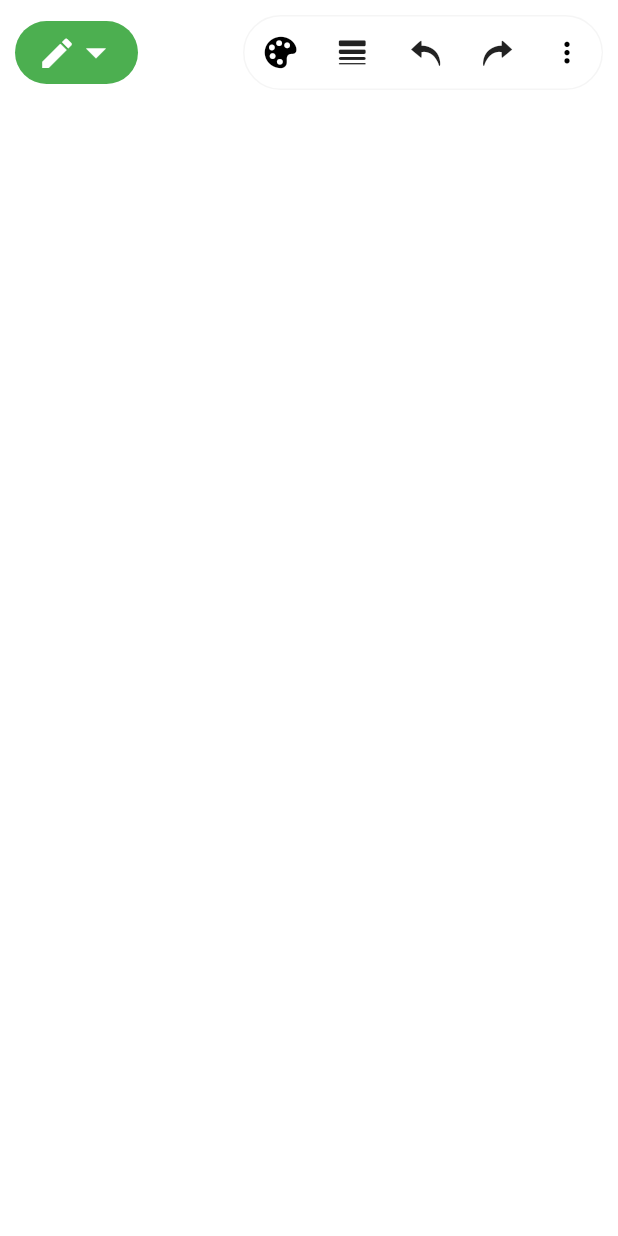
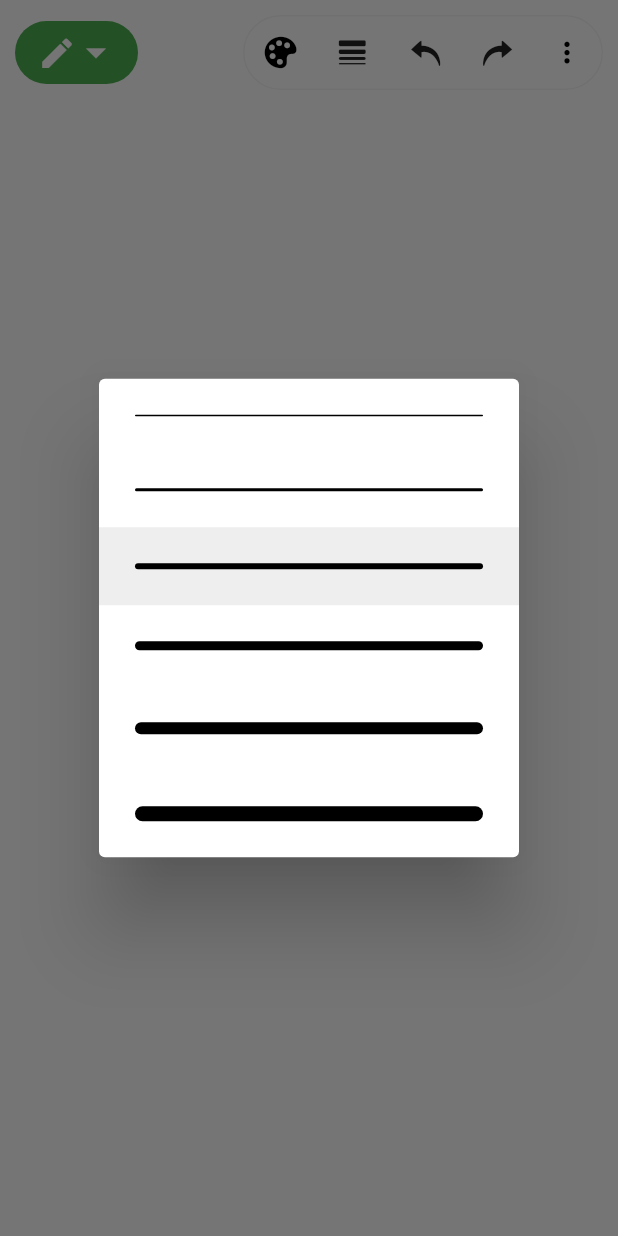
Before and after one commit to zhongxuqi/scratch_paper_flutter, a Flutter app: the screen it shows after launch, after a tap on an icon or button, on a phone screen of 412 x 824 dp. Run offline on Flutter 3.47's test engine with Material 2 defaults, Android fonts, the phone set to English and light mode, and no system bars; missing offline and left inert: flutter_material_color_picker.

Commit message:
add line weight picker

```diff
--- /dev/null
+++ b/lib/components/LineWeightPicker.dart
@@ -0,0 +1,46 @@
+import 'package:flutter/material.dart';
+
+class LineWeightPicker extends StatelessWidget {
+  final List<double> lineWeights;
+  final Color selectedColor;
+  final double lineWeight;
+  final ValueChanged<double> onValue;
+
+  LineWeightPicker({Key key, @required this.selectedColor, @required this.lineWeight, @required this.lineWeights, @required this.onValue}): super(key: key);
+
+  @override
+  Widget build(BuildContext context) {
+    return Container(
+      child: Column(
+        children: lineWeights.map((item) {
+          return Container(
+            color: item==lineWeight?Colors.grey[200]:Colors.transparent,
+            child: InkWell(
+              child: Row(
+                children: <Widget>[
+                  Expanded(
+                    flex: 1,
+                    child: Container(
+                      margin: EdgeInsets.all(24),
+                      padding: EdgeInsets.all(10),
+                      height: item,
+                      decoration: BoxDecoration(
+                        color: selectedColor,
+                        borderRadius: BorderRadius.all(Radius.circular(999)),
+                      ),
+                    ),
+                  ),
+                ],
+              ),
+              onTap: () {
+                if (onValue != null) {
+                  onValue(item);
+                }
+              },
+            ),
+          );
+        }).toList(),
+      ),
+    );
+  }
+}
--- a/lib/components/ScratchPaper.dart
+++ b/lib/components/ScratchPaper.dart
@@ -49,8 +49,9 @@ Color ScratchMode2Color(ScratchMode mode) {
 class ScratchPaper extends StatefulWidget {
   final ScratchMode scratchMode;
   final Color selectedColor;
+  final double selectedLineWeight;
 
-  ScratchPaper({Key key, @required this.scratchMode, @required this.selectedColor}): super(key: key);
+  ScratchPaper({Key key, @required this.scratchMode, @required this.selectedColor, @required this.selectedLineWeight}): super(key: key);
 
   @override
   _ScratchPaperState createState() => _ScratchPaperState();
@@ -60,7 +61,6 @@ class _ScratchPaperState extends State<ScratchPaper> {
   final LinkedList<Stroke> strokes = LinkedList<Stroke>();
   Point lastPoint;
   Stroke currStroke;
-  double width = 5;
   Point translate = Point(x: 0, y: 0);
   double scale = 1;
   double lastScale = 1;
@@ -74,8 +74,14 @@ class _ScratchPaperState extends State<ScratchPaper> {
           switch (widget.scratchMode) {
             case ScratchMode.eraser:
             case ScratchMode.edit:
-              currStroke = Stroke(points: LinkedList<Point>()
-                ..add(Point(x: -translate.x + details.localFocalPoint.dx / scale, y: -translate.y + details.localFocalPoint.dy / scale)), color: widget.selectedColor, width: width);
+              currStroke = Stroke(
+                points: LinkedList<Point>()..add(Point(
+                  x: -translate.x + details.localFocalPoint.dx / scale,
+                  y: -translate.y + details.localFocalPoint.dy / scale,
+                )),
+                color: widget.selectedColor,
+                lineWeight: widget.selectedLineWeight,
+              );
               break;
             case ScratchMode.move:
               lastPoint = Point(x: details.localFocalPoint.dx, y: details.localFocalPoint.dy);
@@ -141,9 +147,9 @@ class Point extends LinkedListEntry<Point> {
 class Stroke extends LinkedListEntry<Stroke> {
   final LinkedList<Point> points;
   final Color color;
-  final double width;
+  final double lineWeight;
 
-  Stroke({@required this.points, @required this.color, @required this.width});
+  Stroke({@required this.points, @required this.color, @required this.lineWeight});
 }
 
 class ScratchPainter extends CustomPainter {
@@ -169,7 +175,7 @@ class ScratchPainter extends CustomPainter {
       var path = Path()
         ..fillType = PathFillType.evenOdd;
       paint.color = stroke.color;
-      paint.strokeWidth = stroke.width.toDouble();
+      paint.strokeWidth = stroke.lineWeight.toDouble();
       for (var i=0;i<stroke.points.length;i++) {
         if (i == 0) {
           path.moveTo(stroke.points.elementAt(i).x, stroke.points.elementAt(i).y);
@@ -182,7 +188,7 @@ class ScratchPainter extends CustomPainter {
     if (currStroke != null) {
       var path = Path();
       paint.color = currStroke.color;
-      paint.strokeWidth = currStroke.width.toDouble();
+      paint.strokeWidth = currStroke.lineWeight.toDouble();
       for (var i=0;i<currStroke.points.length;i++) {
         if (i == 0) {
           path.moveTo(currStroke.points.elementAt(i).x, currStroke.points.elementAt(i).y);
--- a/lib/main.dart
+++ b/lib/main.dart
@@ -5,6 +5,7 @@ import 'package:flutter_localizations/flutter_localizations.dart';
 import 'utils/languange.dart';
 import 'utils/cupertino.dart';
 import 'package:flutter_material_color_picker/flutter_material_color_picker.dart';
+import 'components/LineWeightPicker.dart';
 
 void main() => runApp(MyApp());
 
@@ -55,8 +56,41 @@ class MainPage extends StatefulWidget {
 
 class _MainPageState extends State<MainPage> {
   final scratchModes = <ScratchMode>[ScratchMode.edit, ScratchMode.move, ScratchMode.eraser];
+  static const MaterialColor black = MaterialColor(
+    0xFF000000,
+    <int, Color>{
+      500: Color(0xFF000000),
+    },
+  );
+  final colors = const <ColorSwatch>[
+    black,
+    Colors.red,
+    Colors.pink,
+    Colors.purple,
+    Colors.deepPurple,
+    Colors.indigo,
+    Colors.blue,
+    Colors.lightBlue,
+    Colors.cyan,
+    Colors.teal,
+    Colors.green,
+    Colors.lightGreen,
+    Colors.lime,
+    Colors.yellow,
+    Colors.amber,
+    Colors.orange,
+    Colors.deepOrange,
+    Colors.brown,
+    Colors.grey,
+    Colors.blueGrey,
+  ];
   var scratchMode = ScratchMode.edit;
-  Color selectedColor = Colors.black;
+  Color selectedColor = black;
+  final lineWeights = <double>[1, 2, 4, 6, 8, 10];
+  double selectedLineWeight = 4;
+
+  final eraserLineWeights = <double>[2, 4, 8, 12, 16, 20];
+  double eraserSelectedLineWeight = 8;
 
   @override
   Widget build(BuildContext context) {
@@ -74,6 +108,7 @@ class _MainPageState extends State<MainPage> {
               child: ScratchPaper(
                 scratchMode: scratchMode,
                 selectedColor: selectedColor,
+                selectedLineWeight: selectedLineWeight,
               ),
             ),
             Positioned(
@@ -162,7 +197,7 @@ class _MainPageState extends State<MainPage> {
                                 context: context,
                                 builder: (BuildContext context) {
                                   return SimpleDialog(
-                                    contentPadding: EdgeInsets.only(bottom: 10),
+                                    contentPadding: EdgeInsets.all(0),
                                     children: <Widget>[
                                       Container(
                                         constraints: BoxConstraints(
@@ -177,6 +212,7 @@ class _MainPageState extends State<MainPage> {
                                             Navigator.of(context).pop();
                                           },
                                           selectedColor: selectedColor,
+                                          colors: colors,
                                         ),
                                       ),
                                     ],
@@ -188,7 +224,29 @@ class _MainPageState extends State<MainPage> {
                           IconButton(
                             icon: Icon(IconFonts.lineWeight,size: 24,),
                             onPressed: () {
-
+                              showDialog(
+                                context: context,
+                                builder: (BuildContext context) {
+                                  return SimpleDialog(
+                                    contentPadding: EdgeInsets.all(0),
+                                    children: <Widget>[
+                                      Container(
+                                        child: LineWeightPicker(
+                                          selectedColor: selectedColor,
+                                          lineWeight: selectedLineWeight,
+                                          onValue: (newValue) {
+                                            setState(() {
+                                              selectedLineWeight = newValue;
+                                            });
+                                            Navigator.of(context).pop();
+                                          },
+                                          lineWeights: lineWeights,
+                                        ),
+                                      ),
+                                    ],
+                                  );
+                                },
+                              );
                             },
                           ),
                           IconButton(
```
